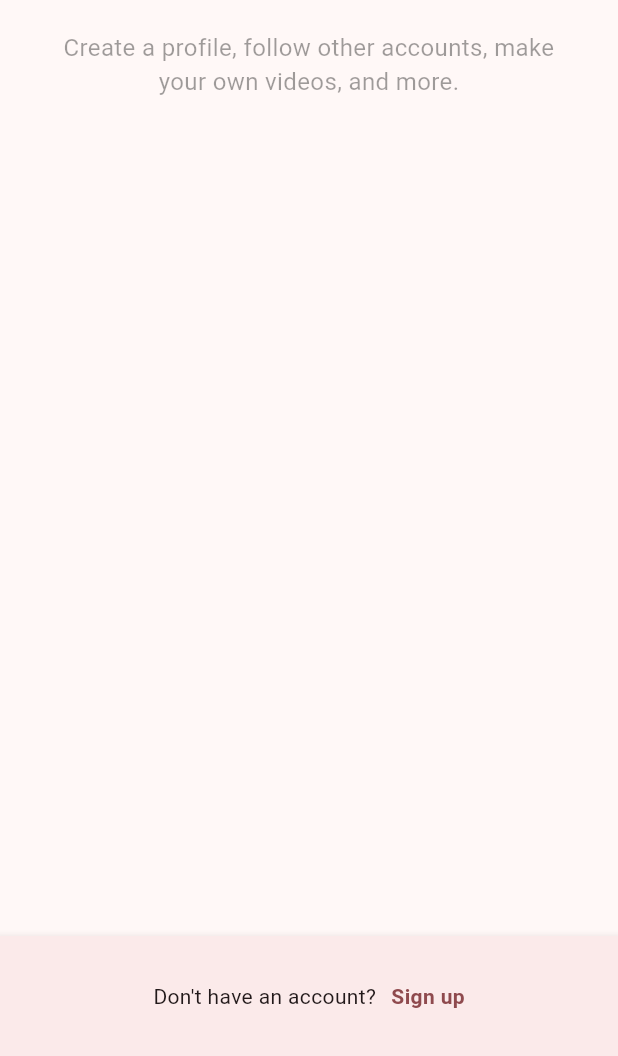
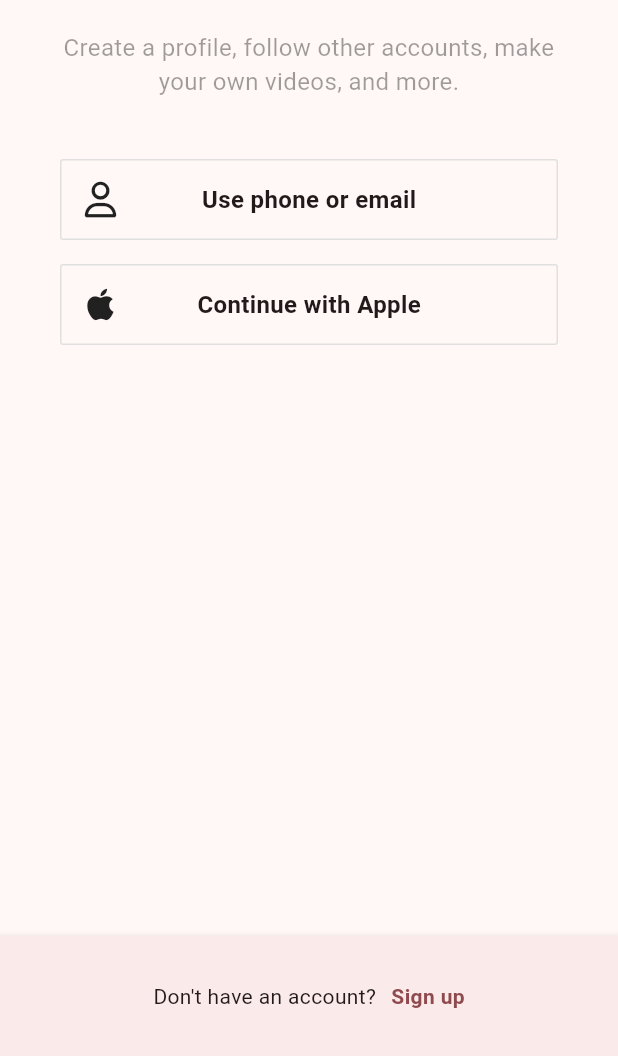
Before and after one commit to Jinwook-Song/tiktok_v2, a Flutter app: the screen it shows after launch, after a tap on "Log in", on a phone screen of 412 x 824 dp, the part 180-1236 px from its top. Run offline on Flutter 3.47's test engine with Material 2 defaults, Android fonts, the phone set to English and light mode, and no system bars; our stand-ins replace font_awesome_flutter.

Commit message:
style: auth button widget

```diff
--- a/lib/features/authentication/login_screen.dart
+++ b/lib/features/authentication/login_screen.dart
@@ -1,6 +1,8 @@
 import 'package:flutter/material.dart';
+import 'package:font_awesome_flutter/font_awesome_flutter.dart';
 import 'package:tiktok_v2/constants/gaps.dart';
 import 'package:tiktok_v2/constants/sizes.dart';
+import 'package:tiktok_v2/features/authentication/widgets/auth_button.dart';
 
 class LoginScreen extends StatelessWidget {
   const LoginScreen({super.key});
@@ -36,6 +38,16 @@ class LoginScreen extends StatelessWidget {
                   color: Colors.black38,
                 ),
               ),
+              Gaps.v40,
+              AuthButton(
+                text: 'Use phone or email',
+                icon: Icon(FontAwesomeIcons.user),
+              ),
+              Gaps.v16,
+              AuthButton(
+                text: 'Continue with Apple',
+                icon: Icon(FontAwesomeIcons.apple),
+              ),
             ],
           ),
         ),
--- a/lib/features/authentication/sign_up_screen.dart
+++ b/lib/features/authentication/sign_up_screen.dart
@@ -1,4 +1,5 @@
 import 'package:flutter/material.dart';
+import 'package:font_awesome_flutter/font_awesome_flutter.dart';
 import 'package:tiktok_v2/constants/gaps.dart';
 import 'package:tiktok_v2/constants/sizes.dart';
 import 'package:tiktok_v2/features/authentication/login_screen.dart';
@@ -43,9 +44,15 @@ class SignUpScreen extends StatelessWidget {
                 ),
               ),
               Gaps.v40,
-              AuthButton(text: 'Use phone or email'),
-              Gaps.v20,
-              AuthButton(text: 'Continue with Apple'),
+              AuthButton(
+                text: 'Use phone or email',
+                icon: Icon(FontAwesomeIcons.user),
+              ),
+              Gaps.v16,
+              AuthButton(
+                text: 'Continue with Apple',
+                icon: Icon(FontAwesomeIcons.apple),
+              ),
             ],
           ),
         ),
--- a/lib/features/authentication/widgets/auth_button.dart
+++ b/lib/features/authentication/widgets/auth_button.dart
@@ -3,9 +3,12 @@ import 'package:tiktok_v2/constants/sizes.dart';
 
 class AuthButton extends StatelessWidget {
   final String text;
+  final Icon icon;
+
   const AuthButton({
     super.key,
     required this.text,
+    required this.icon,
   });
 
   @override
@@ -14,9 +17,7 @@ class AuthButton extends StatelessWidget {
     return FractionallySizedBox(
       widthFactor: 1,
       child: Container(
-        padding: const EdgeInsets.symmetric(
-          vertical: Sizes.size14,
-        ),
+        padding: const EdgeInsets.all(Sizes.size14),
         decoration: BoxDecoration(
           border: Border.all(
             color: Colors.grey.shade300,
@@ -25,13 +26,21 @@ class AuthButton extends StatelessWidget {
             Sizes.size2,
           ),
         ),
-        child: Text(
-          text,
-          textAlign: TextAlign.center,
-          style: const TextStyle(
-            fontSize: Sizes.size16,
-            fontWeight: FontWeight.w600,
-          ),
+        child: Stack(
+          alignment: Alignment.center,
+          children: [
+            Align(
+              alignment: Alignment.centerLeft,
+              child: icon,
+            ),
+            Text(
+              text,
+              style: const TextStyle(
+                fontSize: Sizes.size16,
+                fontWeight: FontWeight.w600,
+              ),
+            ),
+          ],
         ),
       ),
     );
--- a/pubspec.yaml
+++ b/pubspec.yaml
@@ -31,10 +31,12 @@ dependencies:
   flutter:
     sdk: flutter
 
-
   # The following adds the Cupertino Icons font to your application.
   # Use with the CupertinoIcons class for iOS style icons.
   cupertino_icons: ^1.0.2
+
+  # third-party packages
+  font_awesome_flutter: ^10.5.0
 
 dev_dependencies:
   flutter_test:
@@ -52,7 +54,6 @@ dev_dependencies:
 
 # The following section is specific to Flutter packages.
 flutter:
-
   # The following line ensures that the Material Icons font is
   # included with your application, so that you can use the icons in
   # the material Icons class.
```
Also changed, not shown: pubspec.lock.
